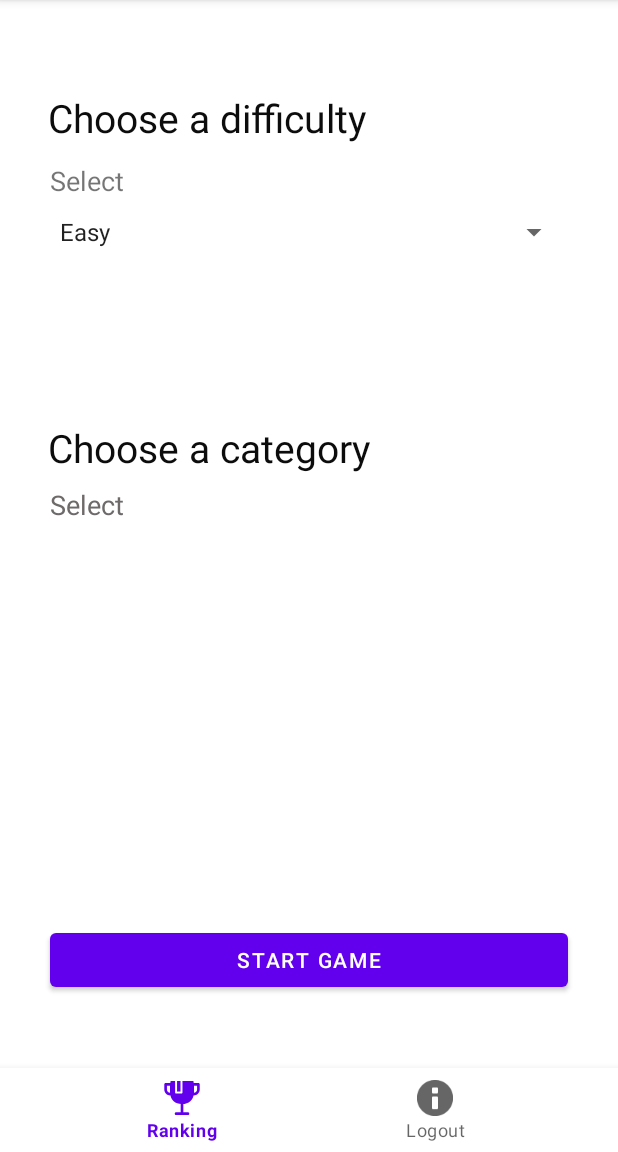
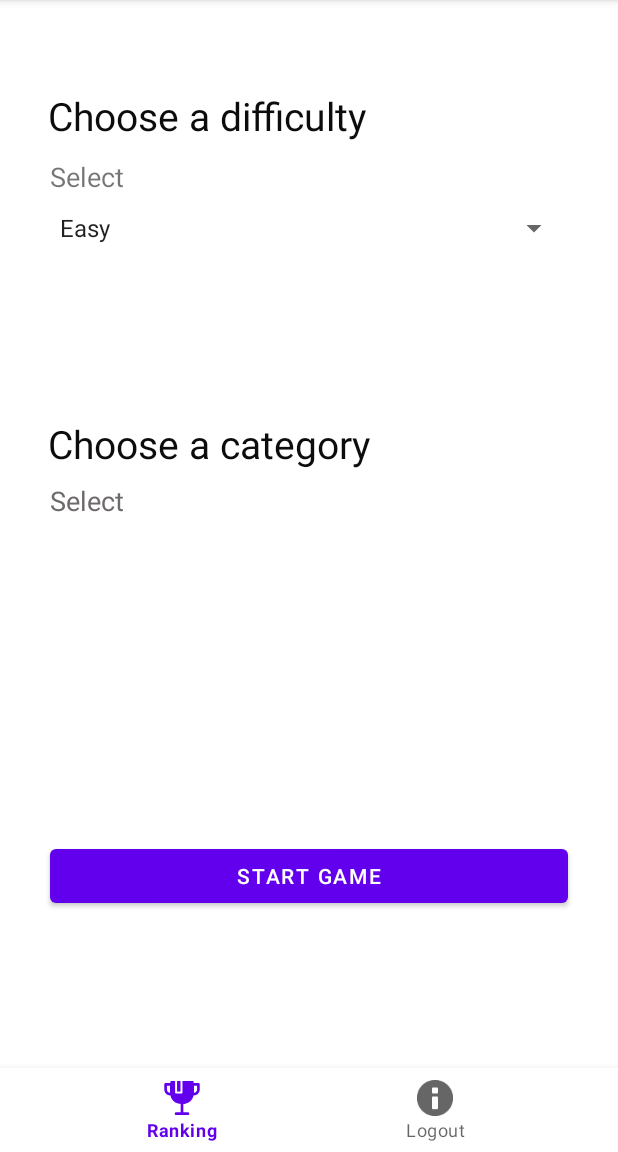
Before and after one commit to juliabazanella0/TrabalhoFinal, an Android app: the ConfigGameFragment screen opened directly, with no data from a screen before it, on a phone screen of 412 x 824 dp, the part 84-1236 px from its top. Run offline under Robolectric (Android 15) with nearby library versions, the phone set to English and light mode, and no system bars; our stand-ins replace navigation-ui.

```diff
--- a/app/src/main/java/com/example/trabalho_final/LoginActivity.kt
+++ b/app/src/main/java/com/example/trabalho_final/LoginActivity.kt
@@ -56,7 +56,8 @@ class LoginActivity : AppCompatActivity(){
             iniciarMain()
         },
         {
-            error -> //FALTA FAZER ERRO
+            error ->
+            Log.d("loginResponse", error.toString())
 
         })
     }
--- a/app/src/main/java/com/example/trabalho_final/MainActivity.kt
+++ b/app/src/main/java/com/example/trabalho_final/MainActivity.kt
@@ -1,7 +1,5 @@
 package com.example.trabalho_final
 
-import android.content.Context
-import android.content.Intent
 import androidx.appcompat.app.AppCompatActivity
 import android.os.Bundle
 import androidx.navigation.findNavController
--- /dev/null
+++ b/app/src/main/java/com/example/trabalho_final/models/erros/LoginError.kt
@@ -0,0 +1,6 @@
+package com.example.trabalho_final.models.erros
+
+data class LoginError(
+        var status: String,
+        var massage: String
+)
--- a/app/src/main/java/com/example/trabalho_final/models/responses/RegisterErrorResponse.kt
+++ /dev/null
@@ -1,6 +0,0 @@
-package com.example.trabalho_final.models.responses
-
-data class RegisterErrorResponse(
-        var sucesso: Boolean,
-        var mensagem: String
-)
--- a/app/src/main/res/layout/activity_main.xml
+++ b/app/src/main/res/layout/activity_main.xml
@@ -7,9 +7,10 @@
     tools:context=".MainActivity">
 
     <FrameLayout
-        android:layout_width="match_parent"
-        android:layout_height="match_parent"
-        app:layout_constraintBottom_toBottomOf="parent"
+        android:id="@+id/frameLayout2"
+        android:layout_width="0dp"
+        android:layout_height="0dp"
+        app:layout_constraintBottom_toTopOf="@+id/bottomNavigationView"
         app:layout_constraintEnd_toEndOf="parent"
         app:layout_constraintStart_toStartOf="parent"
         app:layout_constraintTop_toTopOf="parent">
@@ -21,5 +22,17 @@
             android:layout_height="match_parent"
             app:defaultNavHost="true"
             app:navGraph="@navigation/nav_graph" />
+
     </FrameLayout>
+
+    <com.google.android.material.bottomnavigation.BottomNavigationView
+        android:id="@+id/bottomNavigationView"
+        android:layout_width="0dp"
+        android:layout_height="wrap_content"
+        app:layout_constraintBottom_toBottomOf="parent"
+        app:layout_constraintEnd_toEndOf="parent"
+        app:layout_constraintHorizontal_bias="0.50"
+        app:layout_constraintStart_toStartOf="parent"
+        app:menu="@menu/menu_bottom" />
+
 </androidx.constraintlayout.widget.ConstraintLayout>
--- a/app/src/main/res/layout/fragment_config_game.xml
+++ b/app/src/main/res/layout/fragment_config_game.xml
@@ -129,6 +129,7 @@
         android:id="@+id/bottomNavigationView"
         android:layout_width="match_parent"
         android:layout_height="wrap_content"
+        android:visibility="gone"
         app:layout_constraintBottom_toBottomOf="parent"
         app:layout_constraintEnd_toEndOf="parent"
         app:layout_constraintStart_toStartOf="parent"
```
Also changed, not shown: app/src/main/java/com/example/trabalho_final/RegisterActivity.kt (+9 -18 lines), app/src/main/java/com/example/trabalho_final/dao/PersonDAO.kt (+15 -12 lines), app/src/main/java/com/example/trabalho_final/models/PersonError.kt (deleted, +0 -16 lines), app/src/main/java/com/example/trabalho_final/models/erros/Error.kt (added, +14 -0 lines), app/src/main/java/com/example/trabalho_final/models/erros/RegisterError.kt (added, +16 -0 lines).
